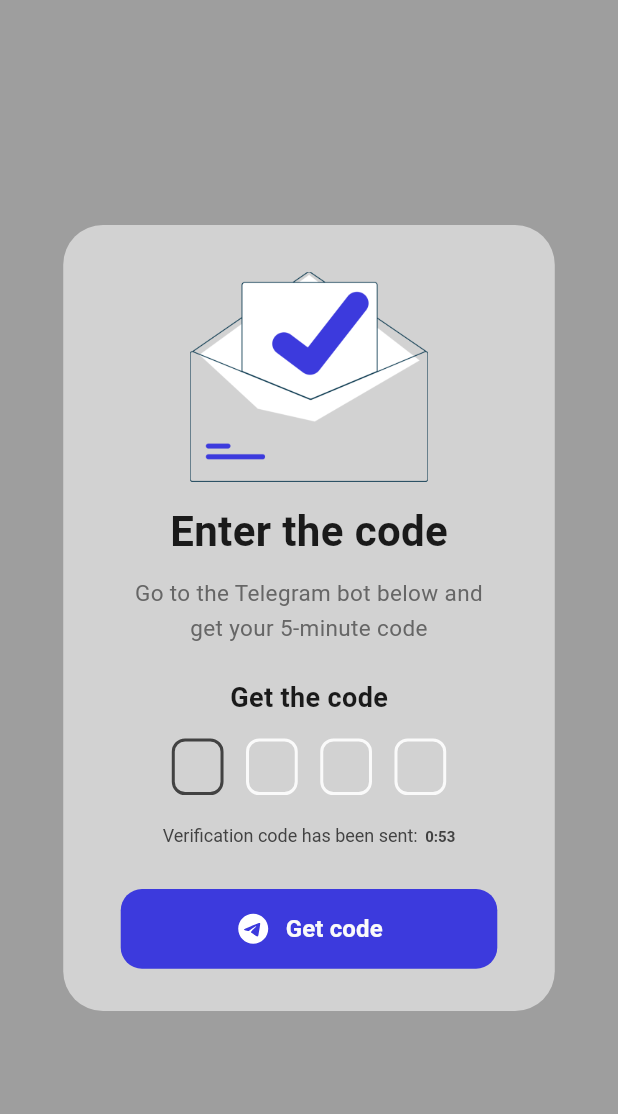
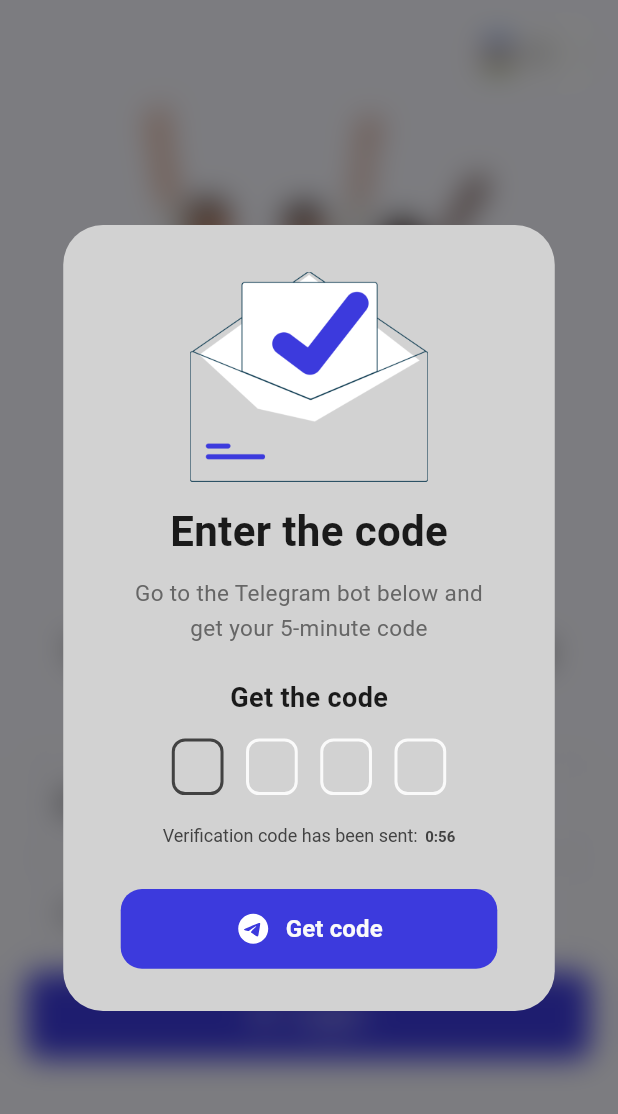
Before and after one commit to isroilovismoiljon/talabajon_flutter, a Flutter app: the VerifyPage screen opened directly with empty values, after a tap on "Get code", on a phone screen of 412 x 824 dp. Shown: the top 1114 px of the screen. Run offline on Flutter 3.47's test engine with Material 3 defaults, Android fonts, the phone set to English and light mode, and no system bars; drawn by our look-alikes of pin_code_fields; our stand-ins replace dio, equatable, flutter_bloc, flutter_screenutil, flutter_secure_storage, flutter_svg and 3 more; accounts and stored records are empty; network calls fail.

```diff
--- a/lib/core/routing/router.dart
+++ b/lib/core/routing/router.dart
@@ -4,12 +4,13 @@ import 'package:talabajon/features/auth/pages/login_page.dart';
 import 'package:talabajon/features/auth/pages/register_page.dart';
 import 'package:talabajon/features/auth/pages/verify_page.dart';
 import 'package:talabajon/features/home/pages/home_page.dart';
+import 'package:talabajon/features/profile/pages/edit_profile_page.dart';
 
 import '../../features/splash/pages/select_lang_page.dart';
 import '../../features/splash/pages/splash_page.dart';
 
 final router = GoRouter(
-  initialLocation: Routes.register,
+  initialLocation: Routes.splash,
 
   routes: <RouteBase>[
     GoRoute(
@@ -19,6 +20,10 @@ final router = GoRouter(
     GoRoute(
       path: Routes.home,
       builder: (context, state) => HomePage(),
+    ),
+    GoRoute(
+      path: Routes.editProfile,
+      builder: (context, state) => EditProfilePage(),
     ),
     GoRoute(
       path: Routes.selectLanguage,
--- a/lib/core/routing/routes.dart
+++ b/lib/core/routing/routes.dart
@@ -1,3 +1,5 @@
+import 'package:talabajon/features/profile/pages/edit_profile_page.dart';
+
 class Routes {
   static const splash = "/splash";
   static const selectLanguage = "/select-language";
@@ -9,4 +11,5 @@ class Routes {
   static const settings = "/settings";
   static const introduction = "/introduction";
   static const documents = "/documents";
+  static const editProfile = "/edit-profile";
 }
--- a/lib/features/auth/pages/verify_page.dart
+++ b/lib/features/auth/pages/verify_page.dart
@@ -1,13 +1,9 @@
 import 'dart:async';
-import 'package:flutter/gestures.dart';
+import 'dart:ui';
+
 import 'package:flutter/material.dart';
 import 'package:flutter_bloc/flutter_bloc.dart';
-import 'package:flutter_screenutil/flutter_screenutil.dart';
 import 'package:go_router/go_router.dart';
-import 'package:pin_code_fields/pin_code_fields.dart';
-import 'package:talabajon/core/utils/colors.dart';
-import 'package:talabajon/core/utils/icons.dart';
-import 'package:talabajon/core/utils/styles.dart';
 import 'package:talabajon/data/models/auth/register_response_model.dart';
 import 'package:talabajon/data/models/verify/resend_verify_request_model.dart';
 import 'package:talabajon/data/models/verify/verify_request_model.dart';
@@ -17,14 +13,13 @@ import 'package:talabajon/features/auth/managers/resend_verify/resend_verify_sta
 import 'package:talabajon/features/auth/managers/verify/verify_bloc.dart';
 import 'package:talabajon/features/auth/managers/verify/verify_event.dart';
 import 'package:talabajon/features/auth/managers/verify/verify_state.dart';
-import 'package:talabajon/features/common/widgets/custom_svg_button.dart';
 import 'package:top_snackbar_flutter/custom_snack_bar.dart';
 import 'package:top_snackbar_flutter/top_snack_bar.dart';
-import 'package:url_launcher/url_launcher.dart';
 
 import '../../../core/constants/status.dart';
 import '../../../core/l10n/app_localizations.dart';
 import '../../../core/routing/routes.dart';
+import '../widgets/verify_widget.dart';
 
 class VerifyPage extends StatefulWidget {
   final RegisterResponseModel register;
@@ -39,7 +34,7 @@ class VerifyPage extends StatefulWidget {
 }
 
 class _VerifyPageState extends State<VerifyPage> {
-  int secondsRemaining = 56;
+  int secondsRemaining = 59;
   Timer? timer;
   String kod = "";
   bool? isCodeCorrect;
@@ -141,7 +136,7 @@ class _VerifyPageState extends State<VerifyPage> {
                       borderRadius: BorderRadius.circular(14),
                     ),
                     backgroundColor: Colors.green.shade600,
-                    duration: const Duration(seconds: 2),
+                    duration: const Duration(seconds: 5),
                   ),
                 );
               } else {
@@ -151,7 +146,7 @@ class _VerifyPageState extends State<VerifyPage> {
                     message: xabar,
                   ),
                   animationDuration: const Duration(milliseconds: 600),
-                  displayDuration: const Duration(seconds: 3),
+                  displayDuration: const Duration(seconds: 5),
                 );
               }
             }
@@ -159,70 +154,43 @@ class _VerifyPageState extends State<VerifyPage> {
         ),
       ],
       child: Scaffold(
-        backgroundColor: Colors.grey,
-        body: Center(
-          child: SingleChildScrollView(
+        // backgroundColor: Colors.grey,
+        body: Stack(
+          fit: StackFit.expand,
+          children: [
+            Image.asset(
+              "assets/photos/img.png",
+              fit: BoxFit.cover,
+            ),
+            BackdropFilter(
+              filter: ImageFilter.blur(sigmaX: 10, sigmaY: 10),
               child: Container(
-              margin: EdgeInsets.symmetric(horizontal: 44.w, vertical: 17.h),
-              padding: EdgeInsets.all(32.r),
-              decoration: BoxDecoration(
-                color: AppColors.border,
-                borderRadius: BorderRadius.circular(30.r),
-              ),
-              child: Column(
-                mainAxisSize: MainAxisSize.min,
-                children: [
-                  SizedBox(
-                    width: 166.w,
-                    height: 165.h,
-                    child: Image.asset("assets/photos/mail.png"),
-                  ),
-                  SizedBox(height: 11.5.h),
-                  Text(
-                    local.enter_the_code,
-                    style: const TextStyle(
-                      fontSize: 28,
-                      fontWeight: FontWeight.w600,
-                      color: Color(0xFF1A1A1A),
+                width: double.infinity,
+                height: double.infinity,
+                color: Colors.black.withValues(alpha: 0.5),
               ),
             ),
-                  SizedBox(height: 12.h),
-                  Text(
-                    local.go_to_minute,
-                    textAlign: TextAlign.center,
-                    style: const TextStyle(
-                      fontSize: 15,
-                      color: Color(0xFF666666),
-                      height: 1.5,
+            Center(
+              child: SingleChildScrollView(
+                child: VerifyWidget(
+                  enterTheCode: local.enter_the_code,
+                  goToMinute: local.go_to_minute,
+                  getTheCode: local.get_the_code,
+                  verificationCodeHasBeenSent: local.verification_code_has_been_sent,
+                  getCodeTitle: local.get_code,
+                  secondsRemaining: secondsRemaining,
+                  verificationCode: verificationCode,
+                  telegramLink: telegramLink,
+                  onResendTap: () {
+                    context.read<ResendVerifyBloc>().add(
+                      ResendVerifyPostEvent(
+                        ResendVerifyRequestModel(
+                          userId: widget.register.data!.user!.id!,
                         ),
                       ),
-                  SizedBox(height: 24.h),
-                  Text(
-                    local.get_the_code,
-                    style: const TextStyle(
-                      fontSize: 18,
-                      fontWeight: FontWeight.w600,
-                      color: Color(0xFF1A1A1A),
-                    ),
-                  ),
-                  SizedBox(height: 16.h),
-                  Padding(
-                    padding: EdgeInsets.symmetric(horizontal: 46.w),
-                    child: PinCodeTextField(
-                      appContext: context,
-                      length: 4,
-                      onChanged: (val) {
-                        setState(() {
-                          kod = val;
-                          isCodeCorrect = null;
-                        });
+                    );
                   },
-                      onCompleted: (enteredCode) {
-                        final correctCode = verificationCode;
-                        setState(() {
-                          isCodeCorrect = enteredCode == correctCode;
-                        });
-                        if (isCodeCorrect == true) {
+                  onVerifyCode: (enteredCode) {
                     context.read<VerifyBloc>().add(
                       VerifyPostEvent(
                         VerifyRequestModel(
@@ -231,77 +199,11 @@ class _VerifyPageState extends State<VerifyPage> {
                         ),
                       ),
                     );
-                        }
                   },
-                      autoFocus: true,
-                      keyboardType: TextInputType.number,
-                      cursorColor: Colors.white,
-                      pinTheme: PinTheme(
-                        shape: PinCodeFieldShape.box,
-                        borderRadius: BorderRadius.circular(10.r),
-                        fieldHeight: 42.7.h,
-                        fieldWidth: 36.w,
-                        activeColor: isCodeCorrect == null
-                            ? AppColors.white
-                            : isCodeCorrect == true
-                            ? Colors.green
-                            : Colors.red,
-                        selectedColor: AppColors.black,
-                        inactiveColor: AppColors.white,
-                        activeFillColor: Colors.transparent,
-                        selectedFillColor: Colors.transparent,
-                        inactiveFillColor: Colors.transparent,
-                      ),
-                      textStyle: AppStyles.w400s16,
-                    ),
-                  ),
-                  SizedBox(height: 5.h),
-                  RichText(
-                    text: TextSpan(
-                      children: [
-                        TextSpan(
-                          text: local.verification_code_has_been_sent,
-                          style: AppStyles.w400s12,
-                        ),
-                        TextSpan(
-                          text: secondsRemaining > 0 ? "  $timerText" : "  Resend code",
-                          style: AppStyles.w600s10.copyWith(
-                            decoration: secondsRemaining > 0 ? null : TextDecoration.underline,
-                          ),
-                          recognizer: TapGestureRecognizer()
-                            ..onTap = secondsRemaining > 0
-                                ? null
-                                : () {
-                                    context.read<ResendVerifyBloc>().add(
-                                      ResendVerifyPostEvent(
-                                        ResendVerifyRequestModel(
-                                          userId: widget.register.data!.user!.id!,
-                                        ),
-                                      ),
-                                    );
-                                  },
-                        ),
-                      ],
-                    ),
-                  ),
-                  SizedBox(height: 32.h),
-                  CustomSvgButton(
-                    title: local.get_code,
-                    svg: AppSvgs.telegram,
-                    width: 262,
-                    height: 60,
-                    border: 16,
-                    onPressed: () async {
-                      if (telegramLink != null) {
-                        final Uri url = Uri.parse(telegramLink!);
-                        await launchUrl(url);
-                      }
-                    },
-                  ),
-                ],
                 ),
               ),
             ),
+          ],
         ),
       ),
     );
--- /dev/null
+++ b/lib/features/auth/widgets/verify_widget.dart
@@ -0,0 +1,178 @@
+import 'package:flutter/gestures.dart';
+import 'package:flutter/material.dart';
+import 'package:flutter_screenutil/flutter_screenutil.dart';
+import 'package:pin_code_fields/pin_code_fields.dart';
+import 'package:url_launcher/url_launcher.dart';
+import '../../../../core/utils/colors.dart';
+import '../../../../core/utils/icons.dart';
+import '../../../../core/utils/styles.dart';
+import '../../../../features/common/widgets/custom_svg_button.dart';
+
+class VerifyWidget extends StatefulWidget {
+  final String enterTheCode;
+  final String goToMinute;
+  final String getTheCode;
+  final String verificationCodeHasBeenSent;
+  final String getCodeTitle;
+  final int secondsRemaining;
+  final String? telegramLink;
+  final String? verificationCode;
+  final VoidCallback onResendTap;
+  final Function(String enteredCode) onVerifyCode;
+
+  const VerifyWidget({
+    super.key,
+    required this.enterTheCode,
+    required this.goToMinute,
+    required this.getTheCode,
+    required this.verificationCodeHasBeenSent,
+    required this.getCodeTitle,
+    required this.secondsRemaining,
+    required this.onResendTap,
+    required this.onVerifyCode,
+    this.verificationCode,
+    this.telegramLink,
+  });
+
+  @override
+  State<VerifyWidget> createState() => _VerifyWidgetState();
+}
+
+class _VerifyWidgetState extends State<VerifyWidget> {
+  String kod = "";
+  bool? isCodeCorrect;
+
+  @override
+  Widget build(BuildContext context) {
+    final timerText = widget.secondsRemaining > 0
+        ? "0:${widget.secondsRemaining.toString().padLeft(2, '0')}"
+        : "Resend code";
+
+    return Container(
+      margin: EdgeInsets.symmetric(horizontal: 44.w, vertical: 17.h),
+      padding: EdgeInsets.all(32.r),
+      decoration: BoxDecoration(
+        color: AppColors.border,
+        borderRadius: BorderRadius.circular(30.r),
+      ),
+      child: Column(
+        mainAxisSize: MainAxisSize.min,
+        children: [
+          SizedBox(
+            width: 166.w,
+            height: 165.h,
+            child: Image.asset("assets/photos/mail.png"),
+          ),
+          SizedBox(height: 11.5.h),
+          Text(
+            widget.enterTheCode,
+            style: const TextStyle(
+              fontSize: 28,
+              fontWeight: FontWeight.w600,
+              color: Color(0xFF1A1A1A),
+            ),
+          ),
+          SizedBox(height: 12.h),
+          Text(
+            widget.goToMinute,
+            textAlign: TextAlign.center,
+            style: const TextStyle(
+              fontSize: 15,
+              color: Color(0xFF666666),
+              height: 1.5,
+            ),
+          ),
+          SizedBox(height: 24.h),
+          Text(
+            widget.getTheCode,
+            style: const TextStyle(
+              fontSize: 18,
+              fontWeight: FontWeight.w600,
+              color: Color(0xFF1A1A1A),
+            ),
+          ),
+          SizedBox(height: 16.h),
+          Padding(
+            padding: EdgeInsets.symmetric(horizontal: 46.w),
+            child: PinCodeTextField(
+              appContext: context,
+              length: 4,
+              onChanged: (val) {
+                setState(() {
+                  kod = val;
+                  isCodeCorrect = null;
+                });
+              },
+              onCompleted: (enteredCode) {
+                final correctCode = widget.verificationCode;
+                setState(() {
+                  isCodeCorrect = enteredCode == correctCode;
+                });
+                if (isCodeCorrect == true) {
+                  widget.onVerifyCode(enteredCode);
+                }
+              },
+              autoFocus: true,
+              keyboardType: TextInputType.number,
+              cursorColor: Colors.white,
+              pinTheme: PinTheme(
+                shape: PinCodeFieldShape.box,
+                borderRadius: BorderRadius.circular(10.r),
+                fieldHeight: 42.7.h,
+                fieldWidth: 36.w,
+                activeColor: isCodeCorrect == null
+                    ? AppColors.white
+                    : isCodeCorrect == true
+                    ? Colors.green
+                    : Colors.red,
+                selectedColor: AppColors.black,
+                inactiveColor: AppColors.white,
+                activeFillColor: Colors.transparent,
+                selectedFillColor: Colors.transparent,
+                inactiveFillColor: Colors.transparent,
+              ),
+              textStyle: AppStyles.w400s16,
+            ),
+          ),
+          SizedBox(height: 5.h),
+          RichText(
+            text: TextSpan(
+              children: [
+                TextSpan(
+                  text: widget.verificationCodeHasBeenSent,
+                  style: AppStyles.w400s12,
+                ),
+                TextSpan(
+                  text: "  $timerText",
+                  style: AppStyles.w600s10.copyWith(
+                    decoration: widget.secondsRemaining > 0
+                        ? null
+                        : TextDecoration.underline,
+                  ),
+                  recognizer: TapGestureRecognizer()
+                    ..onTap = widget.secondsRemaining > 0
+                        ? null
+                        : widget.onResendTap,
+                ),
+              ],
+            ),
+          ),
+          SizedBox(height: 32.h),
+          CustomSvgButton(
+            title: widget.getCodeTitle,
+            svg: AppSvgs.telegram,
+            width: 262,
+            height: 60,
+            border: 16,
+            onPressed: () async {
+              if (widget.telegramLink != null) {
+                final Uri url = Uri.parse(widget.telegramLink!);
+                await launchUrl(url);
+              }
+            },
+          ),
+        ],
+      ),
+    );
+  }
+}
```
Also changed, not shown: lib/features/auth/managers/login/login_bloc.dart (added, +10 -0 lines), lib/features/auth/managers/login/login_event.dart (added, +10 -0 lines), lib/features/auth/managers/login/login_state.dart (added, +10 -0 lines), lib/features/home/pages/home_page.dart (+10 -1 lines), lib/features/profile/pages/edit_profile_page.dart (added, +143 -0 lines), assets/photos/img.png (added), pubspec.lock. Lines whose indentation alone changed are shown as unchanged.
